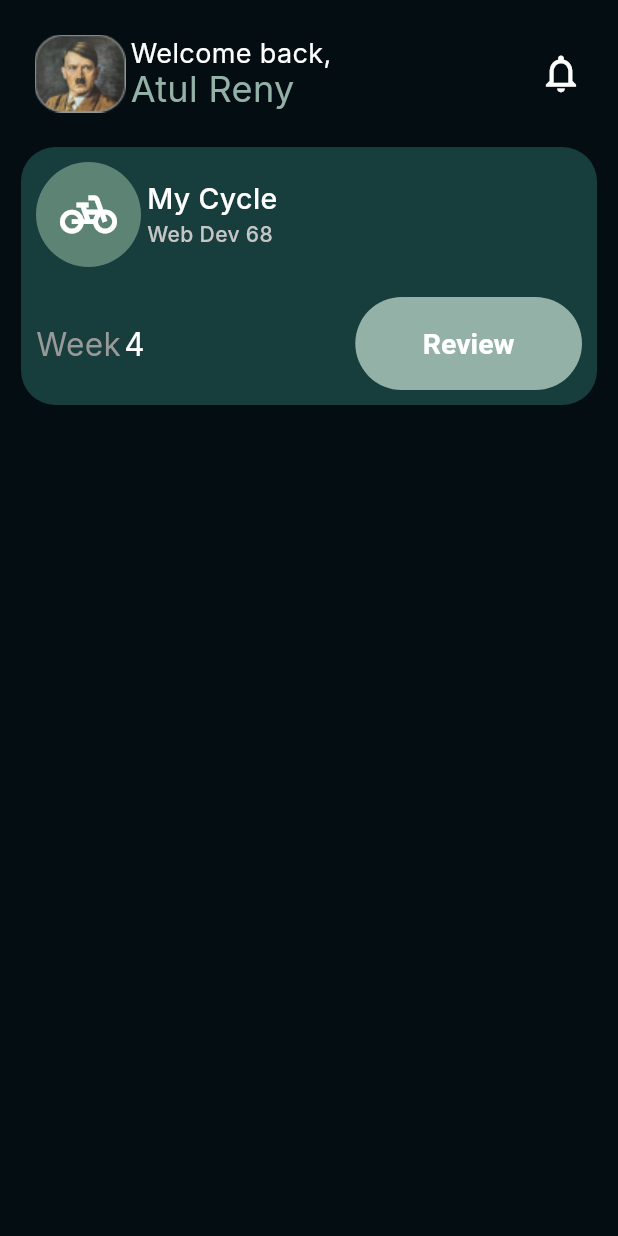
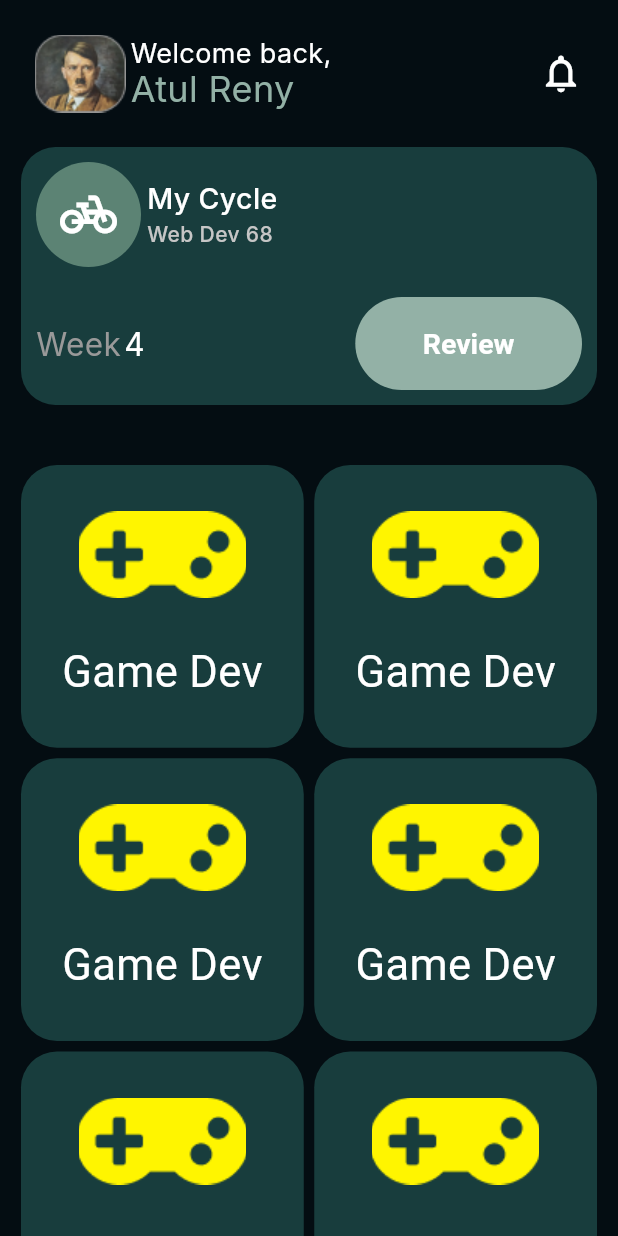
Before and after one commit to AtulRyy/Dev-Track-App, a Flutter app: the DomainPage screen opened directly, on a phone screen of 412 x 824 dp. Run offline on Flutter 3.47's test engine with Material 3 defaults, Android fonts, the phone set to English and light mode, and no system bars; our stand-ins replace google_fonts.

Commit message:
basic domain page done

```diff
--- a/lib/pages/domain.dart
+++ b/lib/pages/domain.dart
@@ -117,12 +117,56 @@ class DomainPage extends StatelessWidget {
                         onPressed: null,
                       )
                     ],
-                  )
+                  ),
                 ],
               ),
             ),
-            SizedBox(height: 40,)
+            SizedBox(
+              height: 40,
+            ),
+            Expanded(
+              child: GridView.count(
+                crossAxisCount: 2,
+                padding: EdgeInsets.only(left: 14, right: 14),
+                mainAxisSpacing: 7,
+                crossAxisSpacing: 7,
+                children:
+                  List.generate(
+                    6,
+                    (index) => Container(
+                      decoration: BoxDecoration(
+                          color: Color(0xFF183D3D),
+                          borderRadius: BorderRadius.circular(24)),
+                      child: Align(
+                        alignment: Alignment.center,
+                        child: Column(
+                          mainAxisSize: MainAxisSize.min,
+                          children: [
+                            Image.asset(
+                              'assets/images/game.png',
+                              fit: BoxFit.cover,
+                              height: 58,
+                              width: 111,
+                            ),
+                            SizedBox(
+                              height: 28,
+                            ),
+                            Text(
+                              "Game Dev",
+                              style: GoogleFonts.hiMelody(
+                                  textStyle: TextStyle(
+                                fontSize: 29,
+                                color: Colors.white,
+                              )),
+                            )
+                          ],
+                        ),
+                      ),
+                    ),
+                  )
 
+              ),
+            )
           ],
         ),
       ),
```
Also changed, not shown: assets/images/game.png (added), flutter_01.png (added).
